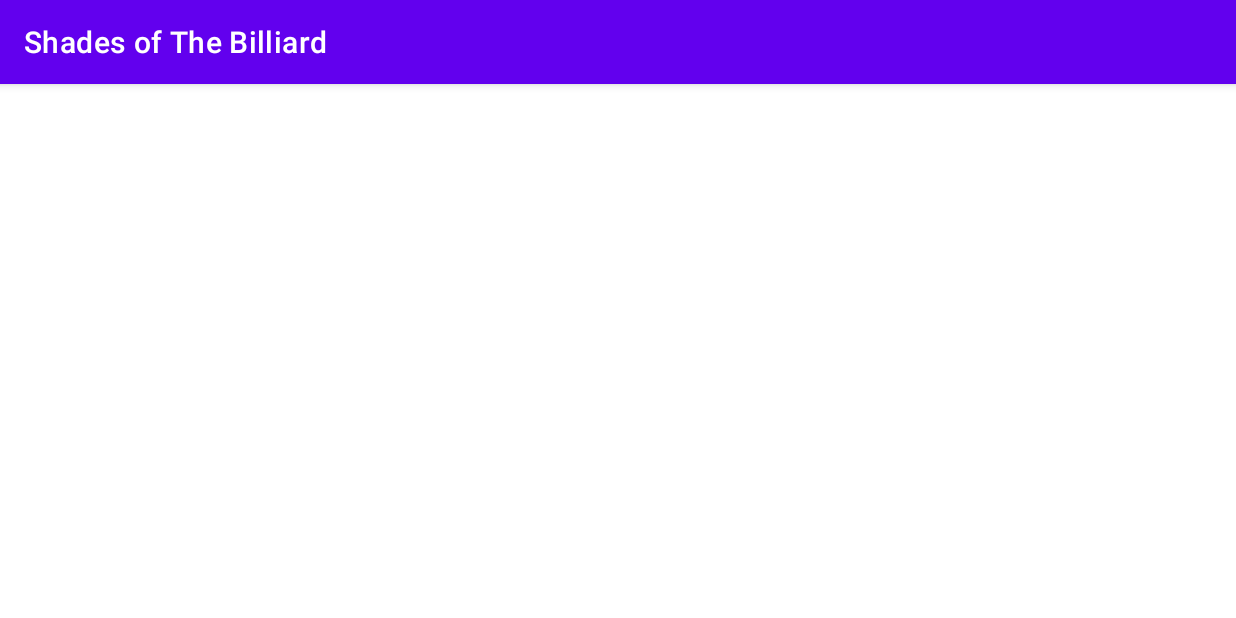
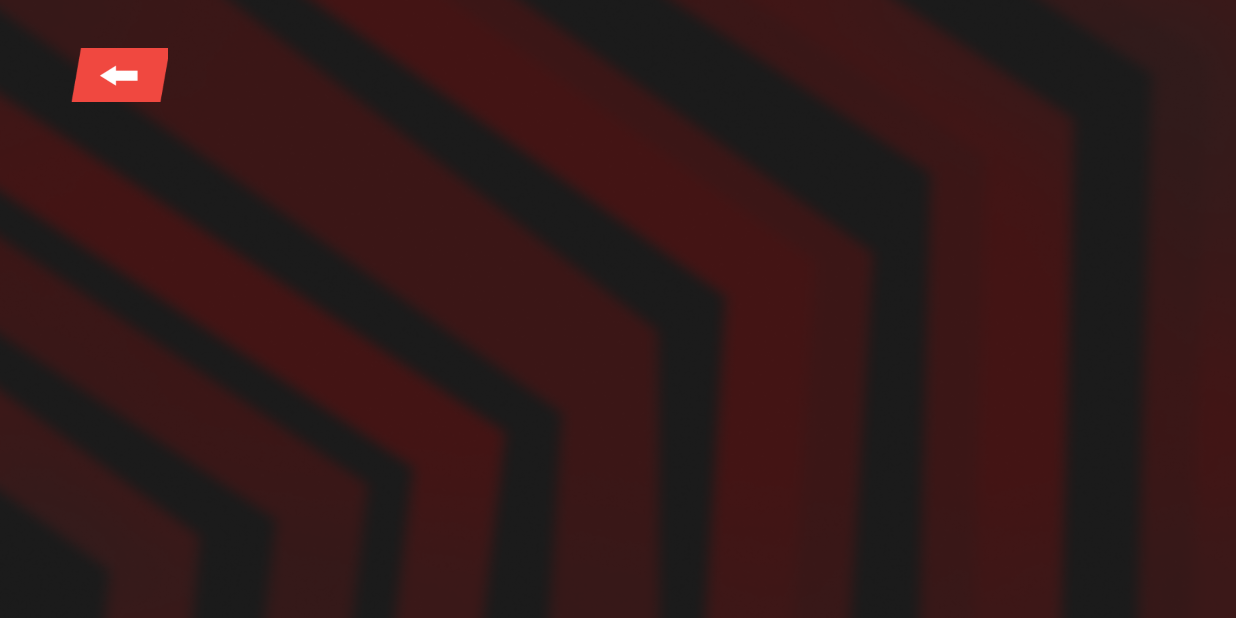
Before and after one commit to ayariboudour/ShadesofTheBilliard, an Android app: the LevelsActivity screen opened directly, with no data from a screen before it, on a phone screen of 824 x 412 dp (held sideways). Run offline under Robolectric (Android 15) with nearby library versions, the phone set to English and light mode, and no system bars.

Commit message:
feat : add game play

```diff
--- a/app/src/main/java/com/game/shadeofthebilliard/en/GamePlayActivity.java
+++ b/app/src/main/java/com/game/shadeofthebilliard/en/GamePlayActivity.java
@@ -12,7 +12,10 @@ public class GamePlayActivity extends AppCompatActivity {
     @Override
     protected void onCreate(Bundle savedInstanceState) {
         super.onCreate(savedInstanceState);
-        setContentView(R.layout.activity_game_play);
+        setContentView(new GameView(this));
         setRequestedOrientation(ActivityInfo.SCREEN_ORIENTATION_LANDSCAPE);
     }
+
+    private void setContentView(GameView gameView) {
+    }
 }
--- a/app/src/main/java/com/game/shadeofthebilliard/en/LevelsActivity.java
+++ b/app/src/main/java/com/game/shadeofthebilliard/en/LevelsActivity.java
@@ -2,17 +2,32 @@ package com.game.shadeofthebilliard.en;
 
 import androidx.appcompat.app.AppCompatActivity;
 
+import android.content.Intent;
 import android.content.pm.ActivityInfo;
 import android.os.Bundle;
+import android.view.View;
+import android.widget.ImageButton;
 
 import com.game.shadeofthebilliard.R;
 
 public class LevelsActivity extends AppCompatActivity {
+    private ImageButton mBackButton;
 
     @Override
     protected void onCreate(Bundle savedInstanceState) {
         super.onCreate(savedInstanceState);
         setContentView(R.layout.activity_levels);
         setRequestedOrientation(ActivityInfo.SCREEN_ORIENTATION_LANDSCAPE);
+
+        mBackButton = (ImageButton) findViewById(R.id.backbtn);
+
+        mBackButton.setOnClickListener(new View.OnClickListener() {
+            @Override
+            public void onClick(View view) {
+                Intent intent = new Intent(LevelsActivity.this,
+                        MainMenuActivity.class);
+                startActivity(intent);
+            }
+        });
     }
 }
--- a/app/src/main/java/com/game/shadeofthebilliard/en/SettingsActivity.java
+++ b/app/src/main/java/com/game/shadeofthebilliard/en/SettingsActivity.java
@@ -80,6 +80,7 @@ public class SettingsActivity extends AppCompatActivity {
             @Override
             public void onClick(View view) {
                 mLangButton.setVisibility(View.VISIBLE);
+                // TODO;// set language from en to ru
             }
         });
         mLangButton.setOnClickListener(new View.OnClickListener() {
--- a/app/src/main/res/layout/activity_game_play.xml
+++ b/app/src/main/res/layout/activity_game_play.xml
@@ -4,6 +4,7 @@
     xmlns:tools="http://schemas.android.com/tools"
     android:layout_width="match_parent"
     android:layout_height="match_parent"
+    android:background="@drawable/bg"
     tools:context=".en.GamePlayActivity">
 
 </androidx.constraintlayout.widget.ConstraintLayout>
--- a/app/src/main/res/layout/activity_levels.xml
+++ b/app/src/main/res/layout/activity_levels.xml
@@ -4,6 +4,32 @@
     xmlns:tools="http://schemas.android.com/tools"
     android:layout_width="match_parent"
     android:layout_height="match_parent"
-    tools:context=".en.LevelsActivity">
+    tools:context=".en.LevelsActivity"
+    android:background="@drawable/bg">
+
+    <ImageButton
+        android:id="@+id/backbtn"
+        android:layout_width="66dp"
+        android:layout_height="36dp"
+        android:layout_alignParentStart="true"
+        android:layout_alignParentTop="true"
+        android:layout_alignParentEnd="true"
+        android:layout_alignParentBottom="true"
+        android:background="@drawable/back"
+        app:layout_constraintBottom_toBottomOf="parent"
+        app:layout_constraintEnd_toEndOf="parent"
+        app:layout_constraintHorizontal_bias="0.061"
+        app:layout_constraintStart_toStartOf="parent"
+        app:layout_constraintTop_toTopOf="parent"
+        app:layout_constraintVertical_bias="0.085" />
+
+    <LinearLayout
+        android:layout_width="731dp"
+        android:layout_height="161dp"
+        tools:layout_editor_absoluteX="2dp"
+        tools:layout_editor_absoluteY="123dp">
+
+    </LinearLayout>
+
 
 </androidx.constraintlayout.widget.ConstraintLayout>
--- a/app/src/main/res/values/themes.xml
+++ b/app/src/main/res/values/themes.xml
@@ -3,6 +3,7 @@
     <style name="Theme.ShadesOfTheBilliard" parent="Theme.MaterialComponents.DayNight.DarkActionBar">
         <!-- Primary brand color. -->
         <item name="colorPrimary">@color/purple_500</item>
+        <item name="windowNoTitle">true</item>
         <item name="colorPrimaryVariant">@color/purple_700</item>
         <item name="colorOnPrimary">@color/white</item>
         <!-- Secondary brand color. -->
```
Also changed, not shown: app/src/main/java/com/game/shadeofthebilliard/en/Character.java (added, +14 -0 lines), app/src/main/java/com/game/shadeofthebilliard/en/GameThread.java (added, +45 -0 lines), app/src/main/java/com/game/shadeofthebilliard/en/GameView.java (added, +59 -0 lines).
